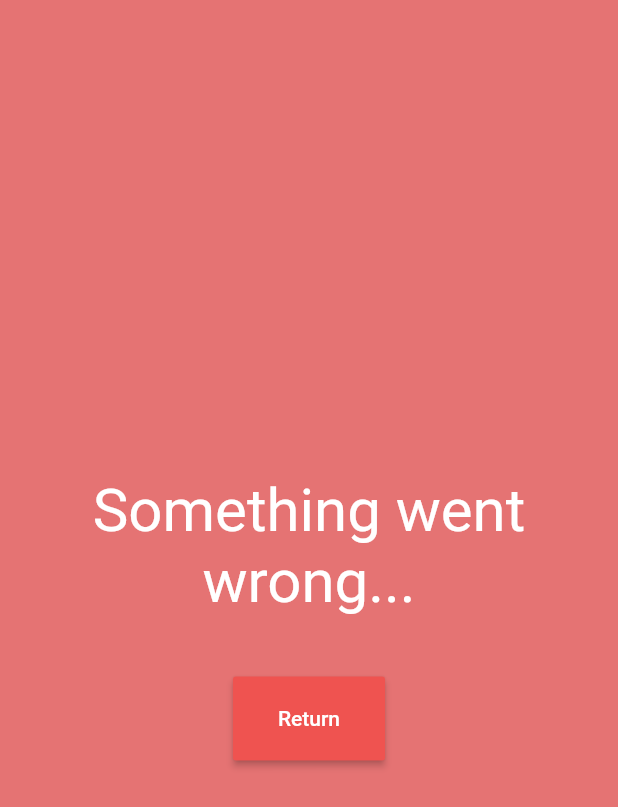
After one commit to ausgomez/recipe_app_flutter, a Flutter app: the ErrorPage screen opened by its route, on a phone screen of 412 x 824 dp. The commit adds this screen. Shown: the top 807 px of the screen. Run offline on Flutter 3.47's test engine with Material 2 defaults, Android fonts, the phone set to English and light mode, and no system bars; our stand-ins replace flutter_html.

Commit message:
adding recipe page

```diff
--- a/lib/data/ingredients.dart
+++ b/lib/data/ingredients.dart
@@ -17,7 +17,11 @@ class Ingredients {
   ];
 
   Future<List> matchIngredients(String hint) async {
-    final obj = await callIngredients(hint);
-    return obj;
+    try {
+      final obj = await callIngredients(hint);
+      return obj;
+    } catch (e) {
+      return null;
+    }
   }
 }
--- a/lib/data/recipes.dart
+++ b/lib/data/recipes.dart
@@ -2,7 +2,11 @@ import 'package:recipe_app_design/services/api_calls.dart';
 
 class Recipes {
   Future<List> matchRecipes(dynamic ings) async {
-    final obj = await callRecipes(ings);
-    return obj;
+    try {
+      final obj = await callRecipes(ings);
+      return obj;
+    } catch (e) {
+      return null;
+    }
   }
 }
--- a/lib/main.dart
+++ b/lib/main.dart
@@ -1,4 +1,5 @@
 import 'package:flutter/material.dart';
+import 'package:recipe_app_design/screens/errorPage.dart';
 import 'package:recipe_app_design/screens/wrapper.dart';
 import 'package:recipe_app_design/screens/Cook/addIngsPage.dart';
 
@@ -15,6 +16,7 @@ class MyApp extends StatelessWidget {
       routes: {
         '/': (context) => Wrapper(),
         '/ingredients-add': (context) => AddIngredientsPage(),
+        '/error-page': (context) => ErrorPage(),
       },
     );
   }
--- a/lib/screens/Cook/addIngsPage.dart
+++ b/lib/screens/Cook/addIngsPage.dart
@@ -35,6 +35,10 @@ class _AddIngredientsPageState extends State<AddIngredientsPage> {
                   onSubmitted: (value) async {
                     print('before ings: $localIngs');
                     var obj = await Ingredients().matchIngredients(value);
+                    if (obj == null) {
+                      Navigator.pushNamed(context, '/error-page');
+                      return;
+                    }
                     print('The object received:');
                     print(obj);
                     setState(() {
--- /dev/null
+++ b/lib/screens/errorPage.dart
@@ -0,0 +1,37 @@
+import 'package:flutter/material.dart';
+
+class ErrorPage extends StatelessWidget {
+  @override
+  Widget build(BuildContext context) {
+    return Scaffold(
+      backgroundColor: Colors.red[300],
+      body: Container(
+        child: Column(
+          mainAxisAlignment: MainAxisAlignment.center,
+          children: <Widget>[
+            Text(
+              'Something went wrong...',
+              style: TextStyle(
+                fontSize: 40,
+                color: Colors.white,
+              ),
+              textAlign: TextAlign.center,
+            ),
+            SizedBox(
+              height: 40,
+            ),
+            RaisedButton(
+              onPressed: () => Navigator.pushNamed(context, '/'),
+              padding: EdgeInsets.symmetric(horizontal: 30, vertical: 20),
+              color: Colors.red[400],
+              child: Text(
+                'Return',
+                style: TextStyle(color: Colors.white),
+              ),
+            )
+          ],
+        ),
+      ),
+    );
+  }
+}
--- a/pubspec.yaml
+++ b/pubspec.yaml
@@ -25,6 +25,7 @@ dependencies:
   # Use with the CupertinoIcons class for iOS style icons.
   cupertino_icons: ^0.1.3
   http: ^0.12.0+4
+  flutter_html: ^0.11.1
 
 dev_dependencies:
   flutter_test:
```
Also changed, not shown: lib/models/Recipe.dart (+34 -1 lines), lib/screens/Cook/recipePage.dart (added, +69 -0 lines), lib/screens/Cook/suggestRecipes.dart (+20 -8 lines), lib/services/api_calls.dart (+45 -7 lines), pubspec.lock.
